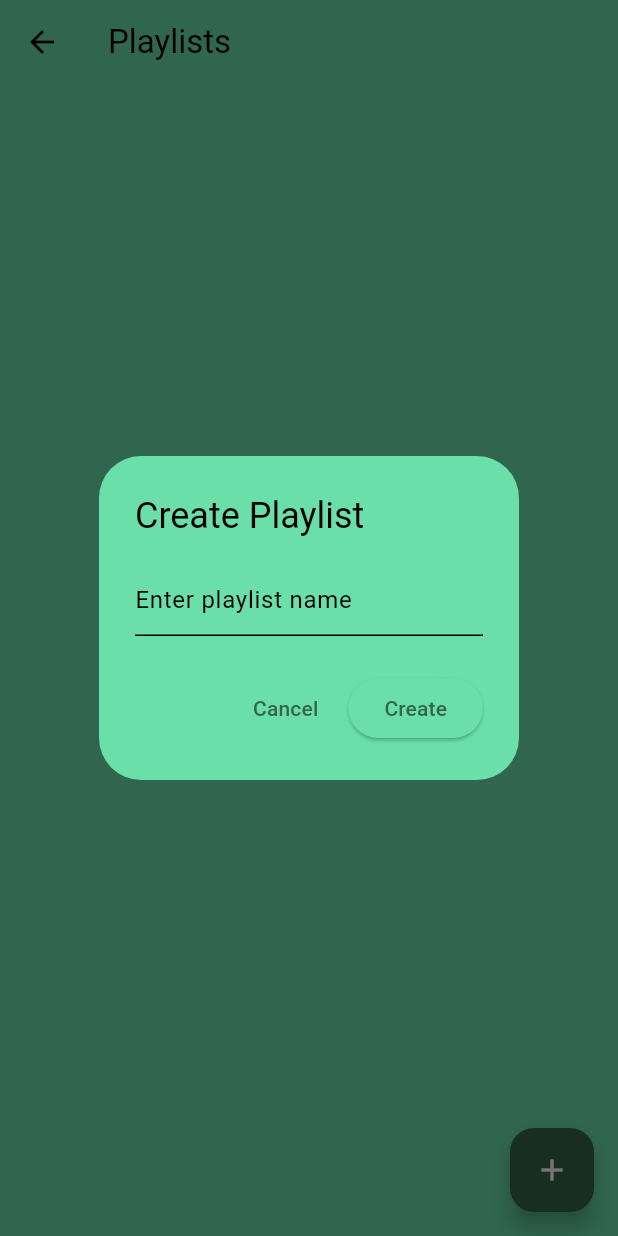
After one commit to cr1stal-x/flutter-music-player, a Flutter app: the PlaylistPage screen opened directly, after a tap on the "add" icon, on a phone screen of 412 x 824 dp. The commit adds this screen. Run offline on Flutter 3.47's test engine with Material 3 defaults, Android fonts, the phone set to English and light mode, and no system bars; our stand-ins replace flutter_social_button, image_picker, just_audio, marquee, on_audio_query, permission_handler and 2 more; accounts and stored records are empty.

Commit message:
adding offline playlists

```diff
--- /dev/null
+++ b/lib/models/playlist_model.dart
@@ -0,0 +1,23 @@
+class PlaylistModel {
+  final int? id;
+  final String name;
+
+  PlaylistModel({
+    this.id,
+    required this.name,
+  });
+
+  Map<String, dynamic> toMap() {
+    return {
+      'id': id,
+      'name': name,
+    };
+  }
+
+  factory PlaylistModel.fromMap(Map<String, dynamic> map) {
+    return PlaylistModel(
+      id: map['id'] as int?,
+      name: map['name'] as String,
+    );
+  }
+}
--- /dev/null
+++ b/lib/models/playlist_sqlite.dart
@@ -0,0 +1,90 @@
+import 'package:sqflite/sqflite.dart';
+import 'package:path/path.dart';
+
+class PlaylistDB {
+  static final PlaylistDB instance = PlaylistDB._init();
+  static Database? _database;
+
+  PlaylistDB._init();
+
+  Future<Database> get database async {
+    if (_database != null) return _database!;
+    _database = await _initDB("playlist.db");
+    return _database!;
+  }
+
+  Future<Database> _initDB(String filePath) async {
+    final dbPath = await getDatabasesPath();
+    final path = join(dbPath, filePath);
+
+    return await openDatabase(path, version: 1, onCreate: _createDB);
+  }
+
+  Future _createDB(Database db, int version) async {
+    await db.execute('''
+      CREATE TABLE playlists (
+        id INTEGER PRIMARY KEY AUTOINCREMENT,
+        name TEXT NOT NULL
+      )
+    ''');
+
+    await db.execute('''
+      CREATE TABLE playlist_songs (
+        id INTEGER PRIMARY KEY AUTOINCREMENT,
+        playlist_id INTEGER NOT NULL,
+        song_id INTEGER NOT NULL,
+        FOREIGN KEY (playlist_id) REFERENCES playlists (id) ON DELETE CASCADE
+      )
+    ''');
+  }
+
+
+  Future<int> createPlaylist(String name) async {
+    final db = await instance.database;
+    return await db.insert('playlists', {'name': name});
+  }
+
+  Future<List<Map<String, dynamic>>> getRawPlaylists() async {
+    final db = await database;
+    return await db.query('playlists');
+  }
+
+  Future<int> deletePlaylist(int playlistId) async {
+    final db = await database;
+    return await db.delete('playlists', where: 'id = ?', whereArgs: [playlistId]);
+  }
+
+
+  Future<int> addSongToPlaylist(int playlistId, int songId) async {
+    final db = await database;
+    return await db.insert('playlist_songs', {
+      'playlist_id': playlistId,
+      'song_id': songId,
+    });
+  }
+
+  Future<int> removeSongFromPlaylist(int playlistId, int songId) async {
+    final db = await database;
+    return await db.delete(
+      'playlist_songs',
+      where: 'playlist_id = ? AND song_id = ?',
+      whereArgs: [playlistId, songId],
+    );
+  }
+
+  Future<List<int>> getSongIdsInPlaylist(int playlistId) async {
+    final db = await database;
+    final result = await db.query(
+      'playlist_songs',
+      where: 'playlist_id = ?',
+      whereArgs: [playlistId],
+    );
+    return result.map((map) => map['song_id'] as int).toList();
+  }
+
+
+  Future<void> close() async {
+    final db = await database;
+    db.close();
+  }
+}
--- /dev/null
+++ b/lib/views/playlist_page.dart
@@ -0,0 +1,99 @@
+import 'package:flutter/material.dart';
+import 'package:musix/models/playlist_sqlite.dart';
+import 'playlist_detail_page.dart';
+
+class PlaylistPage extends StatefulWidget {
+  const PlaylistPage({super.key});
+
+  @override
+  State<PlaylistPage> createState() => _PlaylistPageState();
+}
+
+class _PlaylistPageState extends State<PlaylistPage> {
+  List<Map<String, dynamic>> playlists = [];
+
+  @override
+  void initState() {
+    super.initState();
+    _loadPlaylists();
+  }
+
+  Future<void> _loadPlaylists() async {
+    final data = await PlaylistDB.instance.getRawPlaylists();
+    setState(() {
+      playlists = data;
+    });
+  }
+
+  Future<void> _createPlaylistDialog() async {
+    final TextEditingController controller = TextEditingController();
+
+    await showDialog(
+      context: context,
+      builder: (context) {
+        return AlertDialog(
+          title: const Text("Create Playlist"),
+          content: TextField(
+            controller: controller,
+            decoration: const InputDecoration(hintText: "Enter playlist name"),
+          ),
+          actions: [
+            TextButton(
+              onPressed: () => Navigator.of(context).pop(),
+              child: const Text("Cancel"),
+            ),
+            ElevatedButton(
+              onPressed: () async {
+                final name = controller.text.trim();
+                if (name.isNotEmpty) {
+                  await PlaylistDB.instance.createPlaylist(name);
+                  _loadPlaylists();
+                  Navigator.of(context).pop();
+                }
+              },
+              child: const Text("Create"),
+            ),
+          ],
+        );
+      },
+    );
+  }
+
+  @override
+  Widget build(BuildContext context) {
+    return Scaffold(
+      appBar: AppBar(title: const Text("Playlists")),
+      body: ListView.builder(
+        itemCount: playlists.length,
+        itemBuilder: (context, index) {
+          final playlist = playlists[index];
+          return ListTile(
+            title: Text(playlist['name']),
+            onTap: () {
+              Navigator.push(
+                context,
+                MaterialPageRoute(
+                  builder: (_) => PlaylistDetailPage(
+                    playlistId: playlist['id'],
+                    playlistName: playlist['name'],
+                  ),
+                ),
+              );
+            },
+            trailing: IconButton(
+              icon: const Icon(Icons.delete),
+              onPressed: () async {
+                await PlaylistDB.instance.deletePlaylist(playlist['id'] as int);
+                _loadPlaylists();
+              },
+            ),
+          );
+        },
+      ),
+      floatingActionButton: FloatingActionButton(
+        child: const Icon(Icons.add),
+        onPressed: _createPlaylistDialog,
+      ),
+    );
+  }
+}
--- a/lib/views/song_view.dart
+++ b/lib/views/song_view.dart
@@ -59,6 +59,7 @@ class MusicPlayerScreen extends StatelessWidget {
                               type: ArtworkType.AUDIO,
                               artworkHeight: 250,
                               artworkWidth: 250,
+                              keepOldArtwork: true,
                               nullArtworkWidget: Image.asset('assets/images/songs.png'),
                             ),
                           ),
--- a/pubspec.yaml
+++ b/pubspec.yaml
@@ -42,6 +42,8 @@ dependencies:
   flutter_launcher_icons: ^0.13.1
   path_provider: ^2.0.15
   image_picker: ^1.0.4
+  sqflite: ^2.3.0
+  path: ^1.9.0
 
   # The following adds the Cupertino Icons font to your application.
   # Use with the CupertinoIcons class for iOS style icons.
```
Also changed, not shown: lib/views/each_playlist_view.dart (+35 -14 lines), lib/views/home_view.dart (+28 -1 lines), lib/views/playlist_detail_page.dart (added, +97 -0 lines), lib/views/tracks_view.dart (+91 -17 lines), pubspec.lock.
